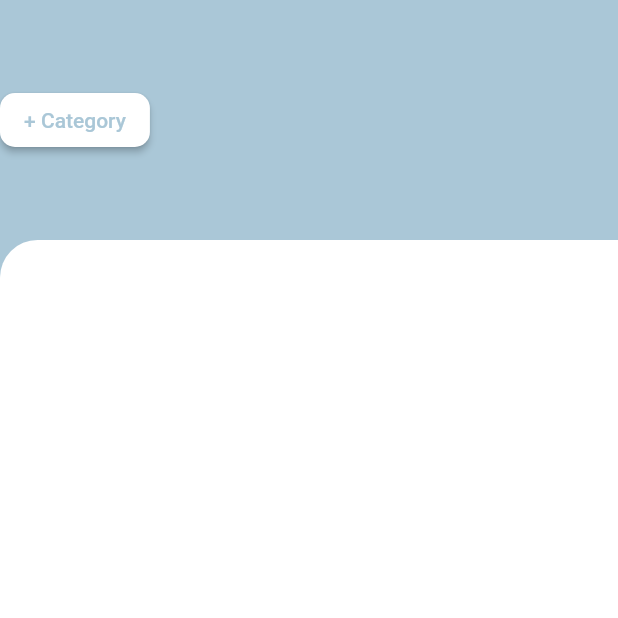
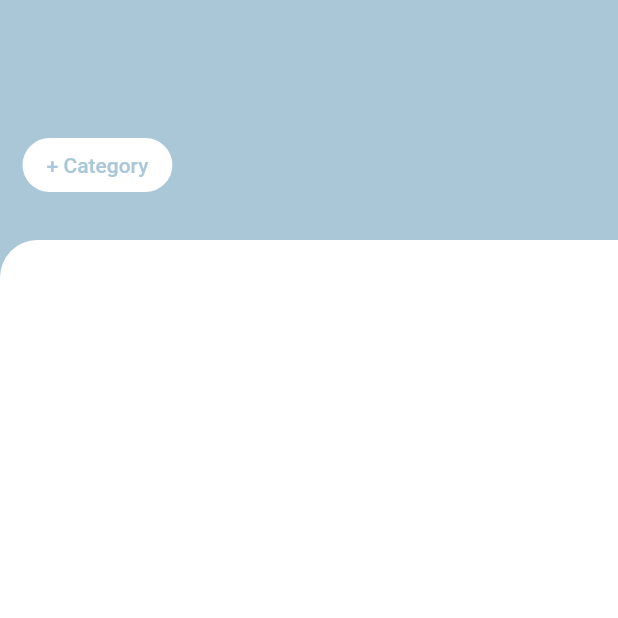
Before and after one commit to incubation-center/B8-Native--Mobile-Application--Group5, a Flutter app: the Category screen opened by its route, on a phone screen of 412 x 824 dp, the top half of it. Run offline on Flutter 3.47's test engine with Material 2 defaults, Android fonts, the phone set to English and light mode, and no system bars; our stand-ins replace get, go_router, zoom_tap_animation.

Commit message:
design category screen

```diff
--- a/lib/screens/categoryScreen.dart
+++ b/lib/screens/categoryScreen.dart
@@ -17,6 +17,8 @@ class _CategoryState extends State<Category> {
           Container(
             height: 160,
             decoration: BoxDecoration(color: Color(0xFFAAC7D7)),
+            child: Padding(
+              padding: EdgeInsets.only(left: 15, top: 60),
               child: Row(
                 children: [
                   ElevatedButton(
@@ -28,15 +30,17 @@ class _CategoryState extends State<Category> {
                     ),
                       onPressed: () {},
                       style: ButtonStyle(
+                        elevation: MaterialStateProperty.all(0),
                         backgroundColor: MaterialStateProperty.all<Color>(Colors.white),
                         shape: MaterialStateProperty.all<RoundedRectangleBorder>(
                           RoundedRectangleBorder(
-                          borderRadius: BorderRadius.circular(10.0),
+                            borderRadius: BorderRadius.circular(20.0),
                           )
                         ),
                       ),
                       ),
                 ],
+              ),
             ),
           ),
           Expanded(
```
Lines whose indentation alone changed are shown as unchanged.
